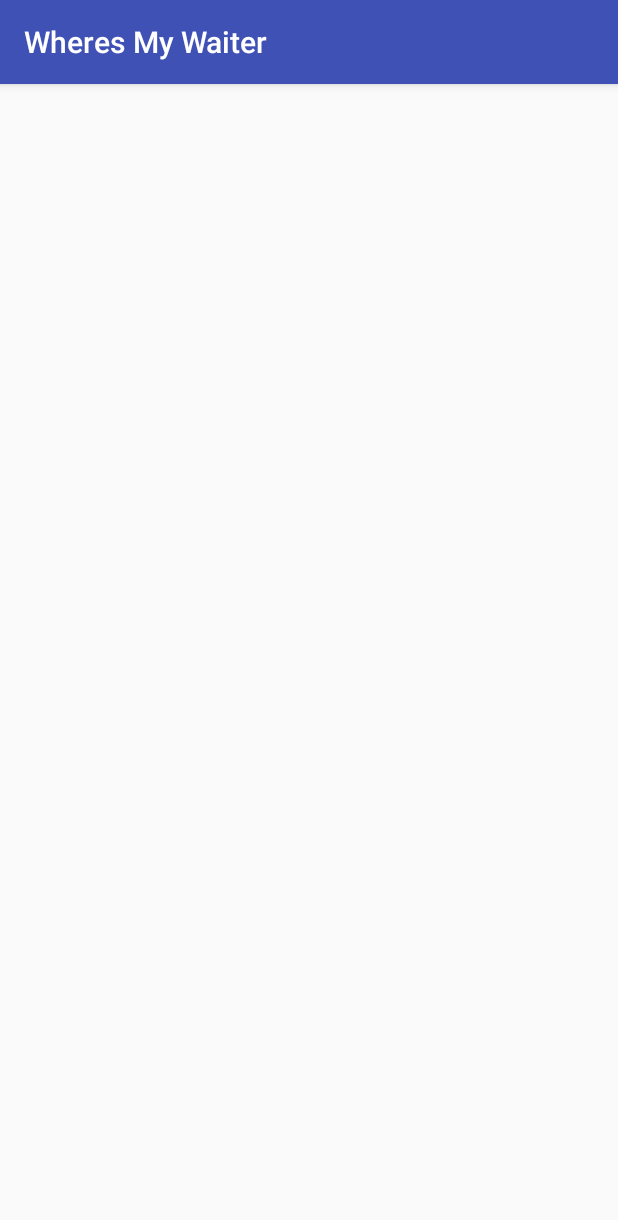
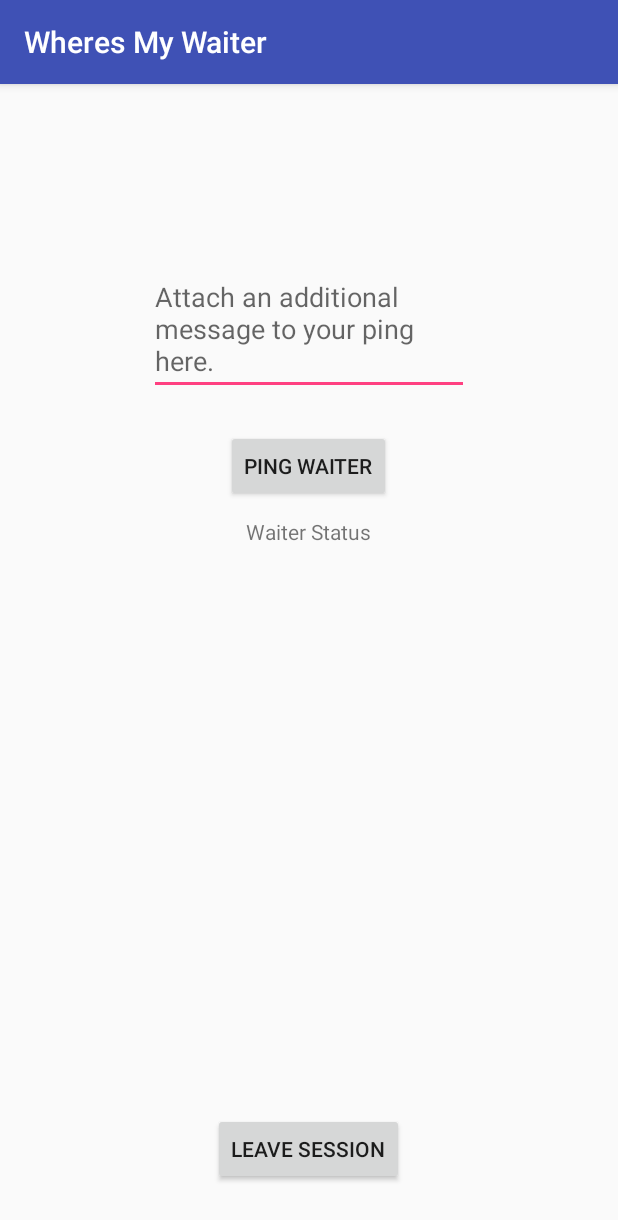
Before and after one commit to Nihilius/WheresMyWaiter, an Android app: the CustomerTableSession screen opened directly, with no data from a screen before it, on a phone screen of 412 x 824 dp. Shown: the top 1220 px of the screen. Run offline under Robolectric (Android 15) with nearby library versions, the phone set to English and light mode, and no system bars.

Commit message:
Added CustomerTable Session and WaiterTableTracker, also several little changes

```diff
--- a/app/build.gradle
+++ b/app/build.gradle
@@ -30,4 +30,5 @@ dependencies {
 }
 
 
+
 apply plugin: 'com.google.gms.google-services'
--- a/app/src/main/AndroidManifest.xml
+++ b/app/src/main/AndroidManifest.xml
@@ -25,7 +25,8 @@
             android:name=".LoginEmployeeActivity"
             android:label="@string/title_activity_employee_login" />
         <activity android:name=".CustomerActivity" />
-        <activity android:name=".CustomerTableSession"></activity>
+        <activity android:name=".CustomerTableSession" />
+        <activity android:name=".WaiterTableTracker"></activity>
     </application>
 
 </manifest>
--- a/app/src/main/java/com/db/bv/bignerdranch/android/wheresmywaiter/RestaurantList.java
+++ b/app/src/main/java/com/db/bv/bignerdranch/android/wheresmywaiter/RestaurantList.java
@@ -12,7 +12,7 @@ import android.widget.TextView;
 import java.util.List;
 
 /**
- * Created by Owner on 4/29/2018.
+ * Created by bwest on 4/29/2018.
  */
 
 
@@ -43,7 +43,7 @@ public class RestaurantList extends ArrayAdapter<Restaraunt> {
         Restaraunt restaraunt = restaraunts.get(position);
         textViewName.setText(restaraunt.getName());
         textViewAddress.setText(restaraunt.getAddress() + ", " + restaraunt.getZip());
-        textViewLocation.setText(restaraunt.getState());
+        textViewLocation.setText(restaraunt.getCity()+ ", " + restaraunt.getState());
 
         return listViewItem;
     }
--- a/app/src/main/res/layout/activity_customer_table_session.xml
+++ b/app/src/main/res/layout/activity_customer_table_session.xml
@@ -1,9 +1,48 @@
 <?xml version="1.0" encoding="utf-8"?>
-<android.support.constraint.ConstraintLayout xmlns:android="http://schemas.android.com/apk/res/android"
+<RelativeLayout xmlns:android="http://schemas.android.com/apk/res/android"
     xmlns:app="http://schemas.android.com/apk/res-auto"
     xmlns:tools="http://schemas.android.com/tools"
     android:layout_width="match_parent"
     android:layout_height="match_parent"
     tools:context="com.db.bv.bignerdranch.android.wheresmywaiter.CustomerTableSession">
 
-</android.support.constraint.ConstraintLayout>
+
+    <EditText
+        android:id="@+id/customerRequestEditText"
+        android:layout_width="wrap_content"
+        android:layout_height="wrap_content"
+        android:layout_alignParentTop="true"
+        android:layout_centerHorizontal="true"
+        android:layout_marginTop="119dp"
+        android:ems="10"
+        android:hint="Attach an additional message to your ping here."
+        android:inputType="textMultiLine" />
+
+    <Button
+        android:id="@+id/pingWaiterButton"
+        android:layout_width="wrap_content"
+        android:layout_height="wrap_content"
+        android:layout_below="@+id/customerRequestEditText"
+        android:layout_centerHorizontal="true"
+        android:layout_marginTop="23dp"
+        android:text="Ping Waiter" />
+
+    <TextView
+        android:id="@+id/waiterStatusTextView"
+        android:layout_width="wrap_content"
+        android:layout_height="wrap_content"
+        android:layout_centerHorizontal="true"
+        android:layout_centerVertical="true"
+        android:layout_below="@id/pingWaiterButton"
+        android:text="Waiter Status"
+        android:layout_marginTop="10dp"/>
+
+    <Button
+        android:id="@+id/leaveSessionButton"
+        android:layout_width="wrap_content"
+        android:layout_height="wrap_content"
+        android:layout_alignParentBottom="true"
+        android:layout_centerHorizontal="true"
+        android:layout_marginBottom="34dp"
+        android:text="Leave Session" />
+</RelativeLayout>
--- /dev/null
+++ b/app/src/main/res/layout/pick_restaraunt_dialog.xml
@@ -0,0 +1,6 @@
+<?xml version="1.0" encoding="utf-8"?>
+<android.support.constraint.ConstraintLayout
+    xmlns:android="http://schemas.android.com/apk/res/android" android:layout_width="match_parent"
+    android:layout_height="match_parent">
+
+</android.support.constraint.ConstraintLayout>
```
Also changed, not shown: app/src/main/java/com/db/bv/bignerdranch/android/wheresmywaiter/CustomerActivity.java (+18 -1 lines), app/src/main/java/com/db/bv/bignerdranch/android/wheresmywaiter/LoginEmployeeActivity.java (+14 -10 lines), app/src/main/java/com/db/bv/bignerdranch/android/wheresmywaiter/MainActivity.java (+14 -4 lines), app/src/main/java/com/db/bv/bignerdranch/android/wheresmywaiter/Restaraunt.java (+11 -2 lines), app/src/main/java/com/db/bv/bignerdranch/android/wheresmywaiter/Table.java (added, +70 -0 lines), app/src/main/java/com/db/bv/bignerdranch/android/wheresmywaiter/TableList.java (added, +47 -0 lines), app/src/main/java/com/db/bv/bignerdranch/android/wheresmywaiter/Waiter.java (+1 -13 lines), app/src/main/java/com/db/bv/bignerdranch/android/wheresmywaiter/WaiterTableTracker.java (added, +13 -0 lines), app/src/main/res/layout/activity_customer.xml (+9 -1 lines), app/src/main/res/layout/activity_login_employee.xml (+1 -11 lines), app/src/main/res/layout/activity_waiter_table_tracker.xml (added, +9 -0 lines), app/src/main/res/layout/layout_table_list.xml (added, +52 -0 lines), app/src/main/res/layout/register_waiter_dialog.xml (+0 -10 lines).
